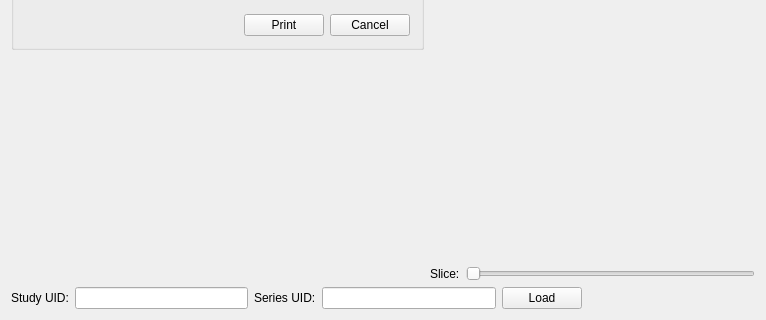
This is starviewer/src/extensions/playground/imageprint/qimageprintextensionbase.ui in starviewer-medical/starviewer as Qt 5 draws it before an edit; both pictures show x 0 to 766 and y 461 to 781 of the 766 by 781 pixel window. The edited form follows.
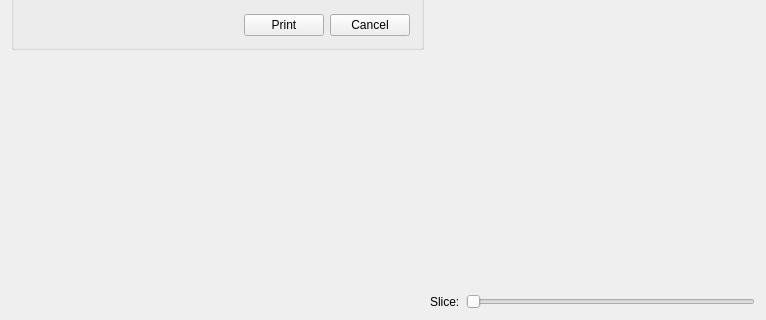
This is the edited form. Icons and pictures are not drawn. Custom widgets are drawn as their Qt base class.

Commit message: ENH:Treiem el botó per carregar les imatges a imprimir especificant el StudyUID i SeriesUID i fem que seleccioni les imatges a partir del volum que s'està visualitzant

```diff
--- a/starviewer/src/extensions/playground/imageprint/qimageprintextensionbase.ui
+++ b/starviewer/src/extensions/playground/imageprint/qimageprintextensionbase.ui
@@ -644,50 +644,6 @@
      </item>
     </layout>
    </item>
-   <item row="2" column="0" colspan="2">
-    <layout class="QHBoxLayout" name="horizontalLayout_2">
-     <item>
-      <widget class="QLabel" name="label_2">
-       <property name="text">
-        <string>Study UID:</string>
-       </property>
-      </widget>
-     </item>
-     <item>
-      <widget class="QLineEdit" name="m_studyInstanceUIDToPrint"/>
-     </item>
-     <item>
-      <widget class="QLabel" name="label_3">
-       <property name="text">
-        <string>Series UID:</string>
-       </property>
-      </widget>
-     </item>
-     <item>
-      <widget class="QLineEdit" name="m_seriesInstanceUIDToPrint"/>
-     </item>
-     <item>
-      <widget class="QPushButton" name="m_loadImagesButton">
-       <property name="text">
-        <string>Load</string>
-       </property>
-      </widget>
-     </item>
-     <item>
-      <spacer name="horizontalSpacer_2">
-       <property name="orientation">
-        <enum>Qt::Horizontal</enum>
-       </property>
-       <property name="sizeHint" stdset="0">
-        <size>
-         <width>40</width>
-         <height>20</height>
-        </size>
-       </property>
-      </spacer>
-     </item>
-    </layout>
-   </item>
   </layout>
  </widget>
  <layoutdefault spacing="6" margin="11"/>
```
The commit also changes 2 other files.
